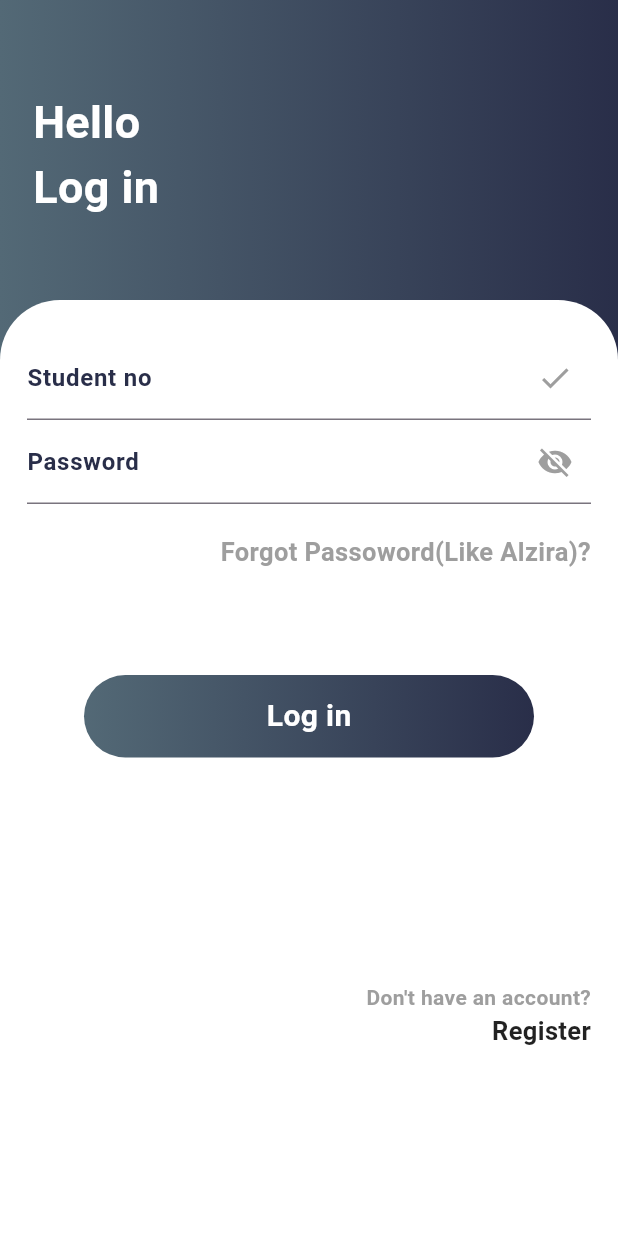
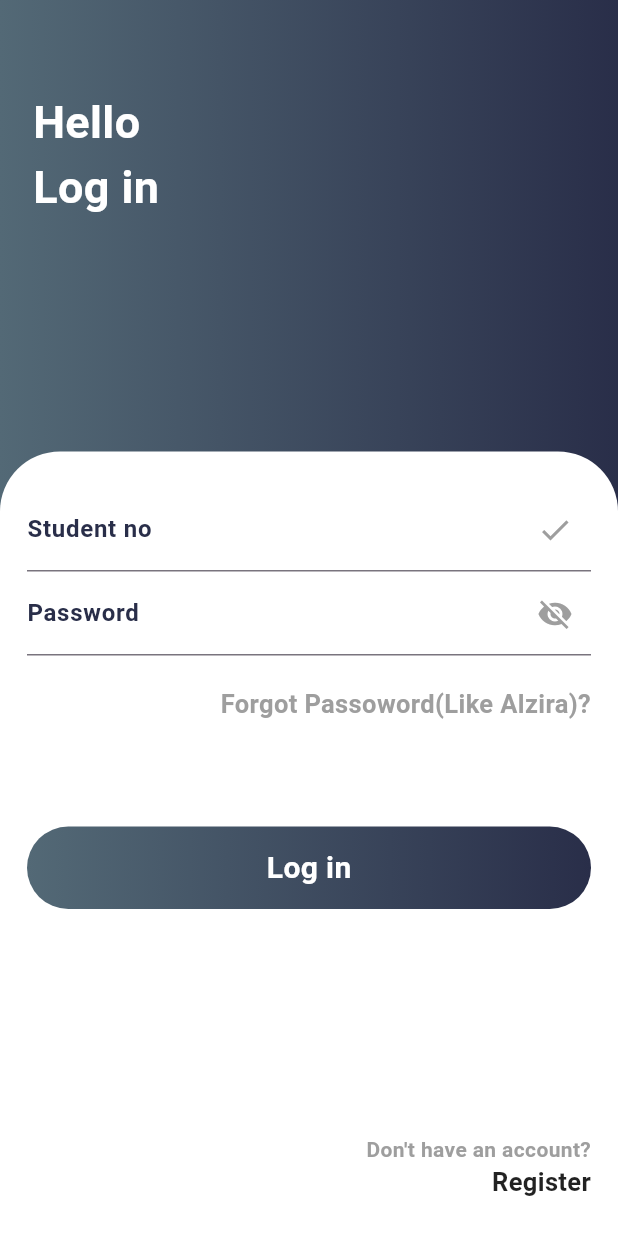
Before and after one commit to sein-pr/classrapp, a Flutter app: the LoginScreen screen opened directly, on a phone screen of 412 x 824 dp. Run offline on Flutter 3.47's test engine with Material 3 defaults, Android fonts, the phone set to English and light mode, and no system bars.

Commit message:
chaqnged app icon and fixed the rendering thing on the login screen

```diff
--- a/lib/main.dart
+++ b/lib/main.dart
@@ -54,6 +54,7 @@
           ),
         ),
       ),
+      //Change here to navigate to the desired screen
       home: const SplashScreen(),
     );
   }
--- a/lib/screens/auth/login_screen.dart
+++ b/lib/screens/auth/login_screen.dart
@@ -7,7 +7,14 @@
 
   @override
   Widget build(BuildContext context) {
-    return Scaffold(
+    final screenHeight = MediaQuery.of(context).size.height;
+    final contentHeight = screenHeight - 200; // Adjust the content height
+
+    return GestureDetector(
+      onTap: () {
+        FocusManager.instance.primaryFocus?.unfocus();
+      },
+      child: Scaffold(
         resizeToAvoidBottomInset: false, // Disable automatic resize
         body: Stack(
           fit: StackFit.expand, // Expand the stack to the full screen
@@ -32,13 +39,10 @@
                 ),
               ),
             ),
-          Listener(
-            onPointerDown: (_) {
-              FocusManager.instance.primaryFocus?.unfocus();
-            },
-            child: Padding(
-              padding: const EdgeInsets.only(top: 200.0),
+            Align(
+              alignment: Alignment.bottomCenter,
               child: Container(
+                constraints: BoxConstraints(maxHeight: contentHeight),
                 decoration: const BoxDecoration(
                   borderRadius: BorderRadius.only(
                     topLeft: Radius.circular(40),
@@ -48,8 +52,8 @@
                 ),
                 child: Padding(
                   padding: const EdgeInsets.only(left: 18.0, right: 18, top: 24, bottom: 24),
-                  child: Column(
-                    mainAxisSize: MainAxisSize.min,
+                  child: ListView(
+                    shrinkWrap: true,
                     children: [
                       const TextField(
                         decoration: InputDecoration(
@@ -144,8 +148,8 @@
                 ),
               ),
             ),
+          ],
         ),
-        ],
       ),
     );
   }
--- a/lib/screens/splash/splash.dart
+++ b/lib/screens/splash/splash.dart
@@ -25,7 +25,9 @@
     Future.delayed(const Duration(seconds: 5), () {
       Navigator.pushReplacement(
         context,
-        MaterialPageRoute(builder: (context) => const HomeScreen()),
+        MaterialPageRoute(
+            builder: (context) =>
+                const LoginScreen()), //Change here to navigate to the desired screen after the intro screen
       );
     });
   }
```
Also changed, not shown: pubspec.yaml (+12 -6 lines), pubspec.lock, 33 other files. Lines whose indentation alone changed are shown as unchanged.
